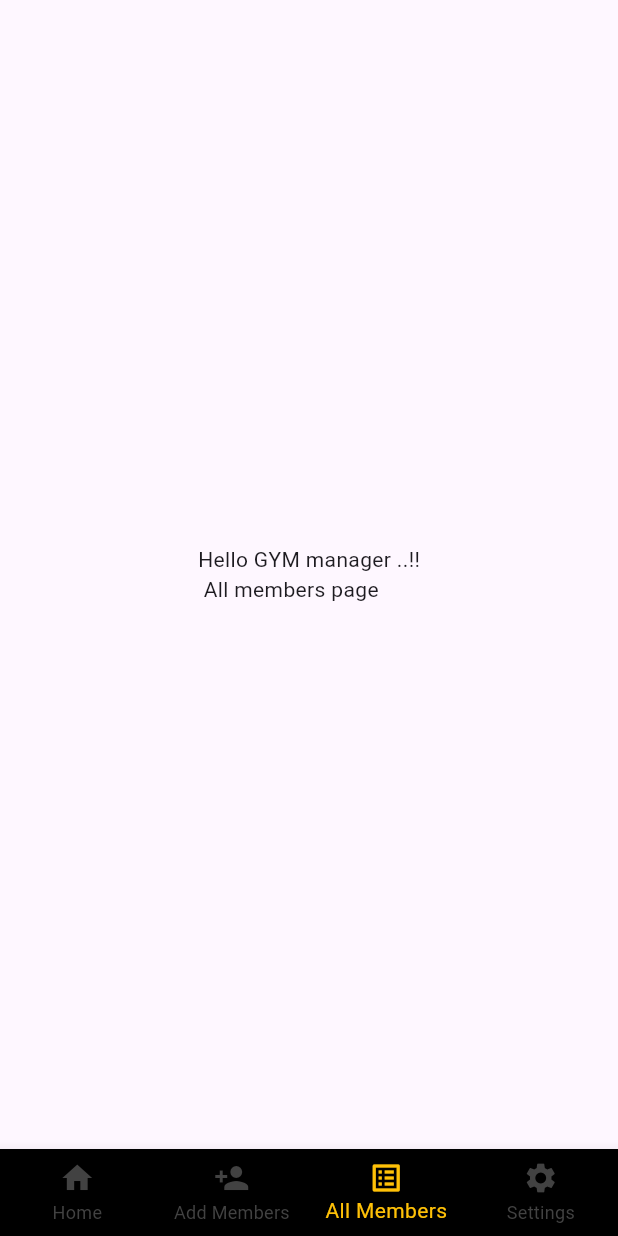
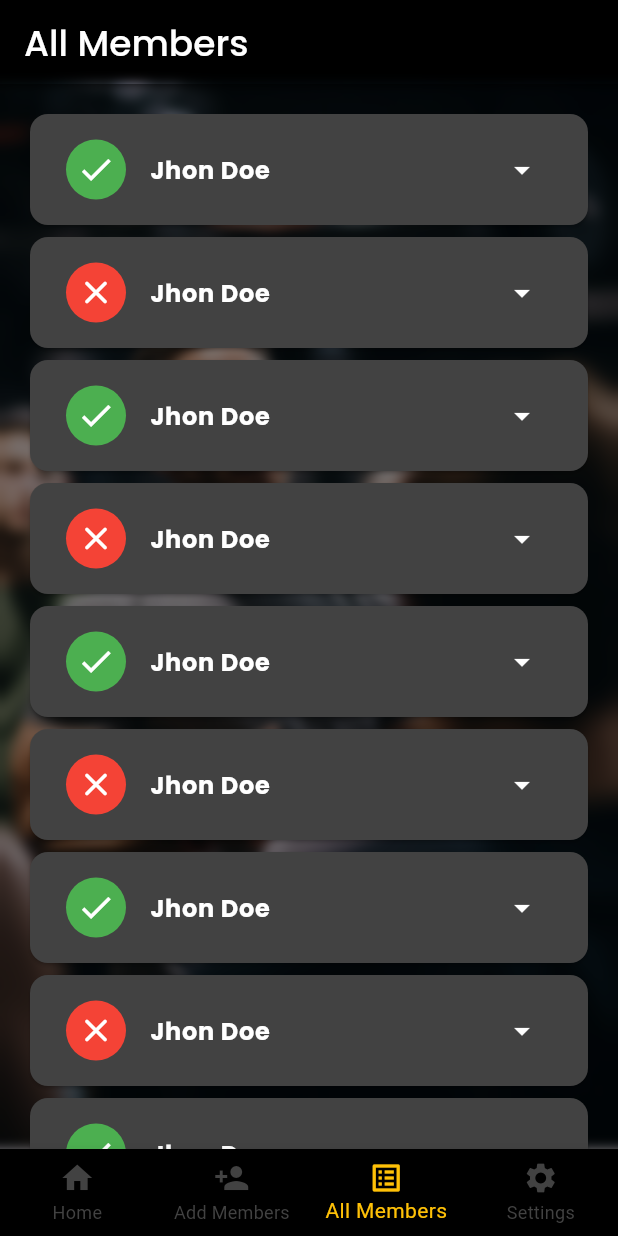
Before and after one commit to ferajofficial/gym_manager, a Flutter app: the screen it shows after launch, item 3 of the bottom bar chosen, on a phone screen of 412 x 824 dp. Run offline on Flutter 3.47's test engine with Material 3 defaults, Android fonts, the light colour scheme and no system bars; our stand-ins replace google_fonts, velocity_x.

Commit message:
🔥 [#UI] all_members

```diff
--- a/lib/features/all members/all_members.dart
+++ b/lib/features/all members/all_members.dart
@@ -1,13 +1,18 @@
+import 'dart:ui';
+
 import 'package:flutter/material.dart';
+import 'package:google_fonts/google_fonts.dart';
+import 'package:velocity_x/velocity_x.dart';
 
 class AllMembers extends StatelessWidget {
-const AllMembers({ Key? key }) : super(key: key);
+  const AllMembers({super.key});
 
   @override
-  Widget build(BuildContext context){
-    return AllMembersView();
+  Widget build(BuildContext context) {
+    return const AllMembersView();
   }
 }
+
 class AllMembersView extends StatefulWidget {
   const AllMembersView({super.key});
 
@@ -16,10 +21,144 @@ class AllMembersView extends StatefulWidget {
 }
 
 class _AllMembersViewState extends State<AllMembersView> {
+  final List<Map<String, dynamic>> members = List.generate(
+    10,
+    (index) => {
+      'name': 'Jhon Doe',
+      'contact': '1234567890',
+      'joiningDate': '2022-01-01',
+      'planName': '${(index % 12) + 1} months',
+      'lastPaymentDate': '2023-09-15',
+      'paymentAmount': '\$100',
+      'isActive': index % 2 == 0, // Active for even indexed members
+    },
+  );
+  final List<bool> _isExpanded = List.generate(15, (_) => false); // Track expansion state
+
   @override
   Widget build(BuildContext context) {
-    return const Scaffold(
-      body: Center(child: Text("Hello GYM manager ..!!\n All members page")),
+    return Scaffold(
+      backgroundColor: Colors.black,
+      // extendBodyBehindAppBar: true,
+      appBar: AppBar(
+        backgroundColor: Colors.transparent,
+        title: Text(
+          'All Members',
+          style: TextStyle(
+              fontSize: Theme.of(context).textTheme.headlineSmall?.fontSize,
+              fontFamily: GoogleFonts.poppins().fontFamily,
+              fontWeight: FontWeight.w500,
+              color: Colors.white),
+        ),
+      ),
+      body: Stack(
+        children: [
+          // Background image with blur effect
+          Positioned.fill(
+            child: Image.asset(
+              'assets/illustrations/all_members_back.jpg',
+              fit: BoxFit.cover,
+            ),
+          ),
+          Positioned.fill(
+            child: BackdropFilter(
+              filter: ImageFilter.blur(sigmaX: 4, sigmaY: 4),
+              child: Container(
+                color: Colors.black.withOpacity(0.5), // Blurry overlay
+              ),
+            ),
+          ),
+          // ListView with ExpansionTiles
+          Positioned.fill(
+            child: ListView.builder(
+              padding: const EdgeInsets.all(16.0),
+              itemCount: members.length,
+              itemBuilder: (context, index) {
+                final member = members[index];
+                return Card(
+                  color: Colors.grey[800],
+                  child: ExpansionTile(
+                    shape: const Border(bottom: BorderSide.none),
+                    leading: _buildStatusBadge(member['isActive']),
+                    trailing: Icon(
+                      _isExpanded[index] ? Icons.arrow_drop_up : Icons.arrow_drop_down,
+                      color: Colors.white,
+                    ),
+                    title: Text(
+                      member['name'],
+                      style: TextStyle(
+                          fontSize: Theme.of(context).textTheme.titleMedium?.fontSize,
+                          fontFamily: GoogleFonts.poppins().fontFamily,
+                          fontWeight: FontWeight.w700,
+                          color: Colors.white),
+                    ),
+                    children: [
+                      _buildMemberDetailRow('Contact Number', member['contact']),
+                      10.heightBox,
+                      _buildMemberDetailRow('Joining Date', member['joiningDate']),
+                      10.heightBox,
+                      _buildMemberDetailRow('Plan', member['planName']),
+                      10.heightBox,
+                      _buildMemberDetailRow('Last Payment Date', member['lastPaymentDate']),
+                      10.heightBox,
+                      _buildMemberDetailRow('Payment Amount', member['paymentAmount']),
+                      10.heightBox,
+                      // Align(
+                      //   alignment: Alignment.bottomRight,
+                      //   child: _buildStatusBadge(member['isActive']),
+                      // )
+                    ],
+                    onExpansionChanged: (bool expanded) {
+                      setState(() {
+                        _isExpanded[index] = expanded;
+                      });
+                    },
+                  ).p8(),
+                );
+              },
+            ),
+          ),
+        ],
+      ),
+    );
+  }
+
+  // Widget to build status badge
+  Widget _buildStatusBadge(bool isActive) {
+    return CircleAvatar(
+        backgroundColor: isActive ? Colors.green : Colors.red,
+        child: Icon(
+          isActive ? Icons.check : Icons.close_rounded,
+          size: 26,
+          color: Colors.white,
+        ));
+  }
+
+  // Widget to build each detail row for the member
+  Widget _buildMemberDetailRow(String label, String value) {
+    return Padding(
+      padding: const EdgeInsets.symmetric(vertical: 4.0, horizontal: 16.0),
+      child: Row(
+        mainAxisAlignment: MainAxisAlignment.spaceBetween,
+        children: [
+          Text(
+            label,
+            style: TextStyle(
+                fontSize: Theme.of(context).textTheme.titleSmall?.fontSize,
+                fontFamily: GoogleFonts.poppins().fontFamily,
+                fontWeight: FontWeight.w500,
+                color: Colors.white),
+          ),
+          Text(
+            value,
+            style: TextStyle(
+                fontSize: Theme.of(context).textTheme.labelSmall?.fontSize,
+                fontFamily: GoogleFonts.poppins().fontFamily,
+                fontWeight: FontWeight.w500,
+                color: Colors.white),
+          ),
+        ],
+      ),
     );
   }
 }
```
Also changed, not shown: assets/illustrations/all_members_back.jpg (added).
